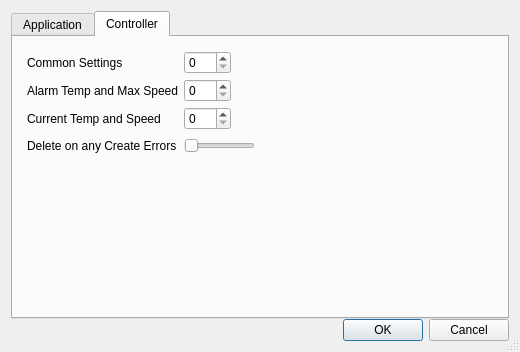
First picture: the form in gui_preferences.ui, repository Shub77/phoebetria-code, before the edit.
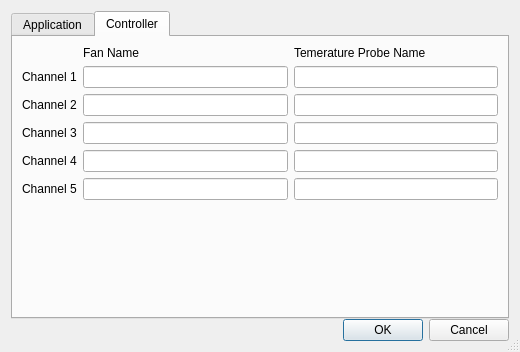
Second picture: the form after the edit. The open tabs and pages were chosen to show the change. Icons and pictures are not drawn.

Commit message: Added channel name preferences and modified sylesheet.

Patch:
```diff
--- a/gui_preferences.ui
+++ b/gui_preferences.ui
@@ -26,7 +26,13 @@
    <item>
     <layout class="QHBoxLayout" name="horizontalLayout">
      <item>
-      <widget class="QTabWidget" name="tabPreference">
+      <widget class="QTabWidget" name="Controller">
+       <property name="tabPosition">
+        <enum>QTabWidget::North</enum>
+       </property>
+       <property name="tabShape">
+        <enum>QTabWidget::Rounded</enum>
+       </property>
        <property name="currentIndex">
         <number>0</number>
        </property>
@@ -157,195 +163,98 @@
         <attribute name="title">
          <string>Controller</string>
         </attribute>
-        <layout class="QHBoxLayout" name="horizontalLayout_3">
-         <item>
-          <layout class="QFormLayout" name="formLayout_2">
-           <property name="fieldGrowthPolicy">
-            <enum>QFormLayout::ExpandingFieldsGrow</enum>
+        <layout class="QGridLayout" name="gridLayout">
+         <item row="2" column="2">
+          <widget class="QLineEdit" name="ctrl_channel1TempName"/>
+         </item>
+         <item row="4" column="0">
+          <widget class="QLabel" name="label_3">
+           <property name="text">
+            <string>Channel 3</string>
            </property>
-           <property name="rowWrapPolicy">
-            <enum>QFormLayout::DontWrapRows</enum>
+          </widget>
+         </item>
+         <item row="5" column="1">
+          <widget class="QLineEdit" name="ctrl_channel4FanName"/>
+         </item>
+         <item row="6" column="0">
+          <widget class="QLabel" name="label_5">
+           <property name="text">
+            <string>Channel 5</string>
            </property>
-           <property name="horizontalSpacing">
-            <number>5</number>
+          </widget>
+         </item>
+         <item row="4" column="2">
+          <widget class="QLineEdit" name="ctrl_channel3TempName"/>
+         </item>
+         <item row="5" column="0">
+          <widget class="QLabel" name="label_4">
+           <property name="text">
+            <string>Channel 4</string>
            </property>
-           <property name="verticalSpacing">
-            <number>5</number>
+          </widget>
+         </item>
+         <item row="1" column="2">
+          <widget class="QLabel" name="label_6">
+           <property name="text">
+            <string>Temerature Probe Name</string>
            </property>
-           <property name="margin">
-            <number>5</number>
+          </widget>
+         </item>
+         <item row="4" column="1">
+          <widget class="QLineEdit" name="ctrl_channel3FanName"/>
+         </item>
+         <item row="2" column="1">
+          <widget class="QLineEdit" name="ctrl_channel1FanName"/>
+         </item>
+         <item row="3" column="1">
+          <widget class="QLineEdit" name="ctrl_channel2FanName"/>
+         </item>
+         <item row="6" column="1">
+          <widget class="QLineEdit" name="ctrl_channel5FanName"/>
+         </item>
+         <item row="5" column="2">
+          <widget class="QLineEdit" name="ctrl_channel4TempName"/>
+         </item>
+         <item row="3" column="0">
+          <widget class="QLabel" name="label_2">
+           <property name="text">
+            <string>Channel 2</string>
            </property>
-           <item row="0" column="0">
-            <widget class="QLabel" name="lbl_IntervalMs_FcCommonSettings">
-             <property name="sizePolicy">
-              <sizepolicy hsizetype="Expanding" vsizetype="Preferred">
-               <horstretch>0</horstretch>
-               <verstretch>0</verstretch>
-              </sizepolicy>
-             </property>
-             <property name="text">
-              <string>Common Settings</string>
-             </property>
-             <property name="indent">
-              <number>0</number>
-             </property>
-            </widget>
-           </item>
-           <item row="0" column="1">
-            <widget class="QSpinBox" name="ctrl_IntervalMs_FcCommonSettings">
-             <property name="maximum">
-              <number>100</number>
-             </property>
-             <property name="singleStep">
-              <number>10</number>
-             </property>
-            </widget>
-           </item>
-           <item row="1" column="0">
-            <widget class="QLabel" name="lbl_IntervalMs_FcAlarmTempAndMaxSpeed">
-             <property name="sizePolicy">
-              <sizepolicy hsizetype="Expanding" vsizetype="Preferred">
-               <horstretch>0</horstretch>
-               <verstretch>0</verstretch>
-              </sizepolicy>
-             </property>
-             <property name="text">
-              <string>Alarm Temp and Max Speed</string>
-             </property>
-            </widget>
-           </item>
-           <item row="1" column="1">
-            <widget class="QSpinBox" name="ctrl_IntervalMs_FcAlarmTempAndMaxSpeed">
-             <property name="maximum">
-              <number>100</number>
-             </property>
-             <property name="singleStep">
-              <number>10</number>
-             </property>
-            </widget>
-           </item>
-           <item row="2" column="0">
-            <widget class="QLabel" name="lbl_IntervalMs_FcCurrentTempAndSpeed">
-             <property name="sizePolicy">
-              <sizepolicy hsizetype="Expanding" vsizetype="Preferred">
-               <horstretch>0</horstretch>
-               <verstretch>0</verstretch>
-              </sizepolicy>
-             </property>
-             <property name="text">
-              <string>Current Temp and Speed</string>
-             </property>
-            </widget>
-           </item>
-           <item row="2" column="1">
-            <widget class="QSpinBox" name="ctrl_IntervalMs_FcCurrentTempAndSpeed">
-             <property name="maximum">
-              <number>100</number>
-             </property>
-             <property name="singleStep">
-              <number>10</number>
-             </property>
-            </widget>
-           </item>
-           <item row="3" column="0">
-            <widget class="QLabel" name="lbl_PrimaryDb_DeleteOnAnyCreateError">
-             <property name="sizePolicy">
-              <sizepolicy hsizetype="Expanding" vsizetype="Preferred">
-               <horstretch>0</horstretch>
-               <verstretch>0</verstretch>
-              </sizepolicy>
-             </property>
-             <property name="text">
-              <string>Delete on any Create Errors</string>
-             </property>
-            </widget>
-           </item>
-           <item row="3" column="1">
-            <widget class="QSlider" name="ctrl_PrimaryDb_DeleteOnAnyCreateError">
-             <property name="styleSheet">
-              <string notr="true">QSlider {
- min-width:71px;
- min-height:21px;
- max-width:71px;
- max-height:21px;
- }
- QSlider::groove:horizontal {
- background-image: url(:/Images/slider_new_bg.png);
- background-repeat: no-repeat;
- background-position:center;
- margin:0px;
- border:0px;
- padding:0px;
- }
- 
-QSlider::sub-page:horizontal {
- background-image: url(:/Images/slider_new_on.png);
- background-repeat: no-repeat;
- background-position:left;
- background-origin:content;
- margin:0px;
- border:0px;
- padding-left:0px;
- }
- 
-QSlider::add-page:horizontal {
- background-image: url(:/Images/slider_new_off.png);
- background-repeat: no-repeat;
- background-position:right;
- background-origin:content;
- margin:0px;
- border:0px;
- padding-right:0px;
- }
- 
-QSlider::handle:horizontal {
- background-image: url(:/Images/slider_toggle_new.png);
- width:35px;
- height:17px;
- margin:0px;
- border:0px;
- padding:0px;
- }
- 
-QSlider::sub-page:horizontal:disabled {
- background-image: url(:/Images/slider_temp_cel_disabled.png);
- background-repeat: no-repeat;
- background-position:left;
- background-origin:content;
- margin:0px;
- border:0px;
- padding-left:0px;
- }
- 
-QSlider::add-page:horizontal:disabled {
- background-image: url(:/Images/slider_temp_fah_disabled.png);
- background-repeat: no-repeat;
- background-position:left;
- background-origin:content;
- margin:0px;
- border:0px;
- padding-right:0px;
- }
- 
-QSlider::handle:horizontal:disabled {
- background-image: url(:/Images/slider_toggle.png);
- width:35px;
- height:17px;
- margin:0px;
- border:0px;
- padding:0px;
- }
-</string>
-             </property>
-             <property name="maximum">
-              <number>1</number>
-             </property>
-             <property name="orientation">
-              <enum>Qt::Horizontal</enum>
-             </property>
-            </widget>
-           </item>
-          </layout>
+          </widget>
+         </item>
+         <item row="6" column="2">
+          <widget class="QLineEdit" name="ctrl_channel5TempName"/>
+         </item>
+         <item row="2" column="0">
+          <widget class="QLabel" name="label">
+           <property name="text">
+            <string>Channel 1</string>
+           </property>
+          </widget>
+         </item>
+         <item row="3" column="2">
+          <widget class="QLineEdit" name="ctrl_channel2TempName"/>
+         </item>
+         <item row="1" column="1">
+          <widget class="QLabel" name="label_7">
+           <property name="text">
+            <string>Fan Name</string>
+           </property>
+          </widget>
+         </item>
+         <item row="7" column="0" colspan="3">
+          <spacer name="verticalSpacer">
+           <property name="orientation">
+            <enum>Qt::Vertical</enum>
+           </property>
+           <property name="sizeHint" stdset="0">
+            <size>
+             <width>20</width>
+             <height>40</height>
+            </size>
+           </property>
+          </spacer>
          </item>
         </layout>
        </widget>
```
The commit also changes 1 other file.
